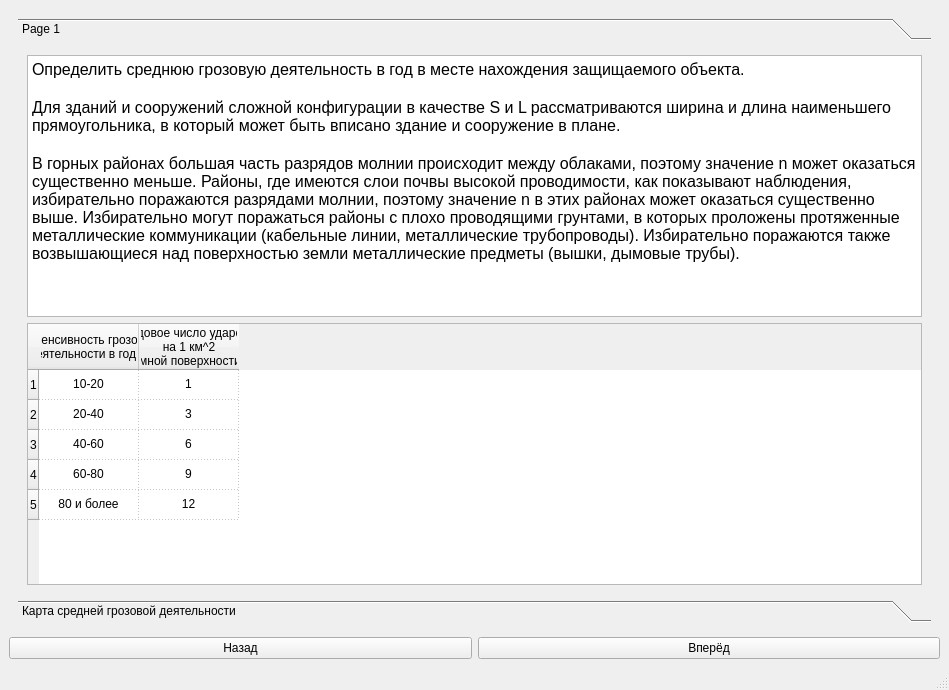
First picture: the form in mainwindow.ui, repository dani1chumaev/lightningProtection, before the edit.
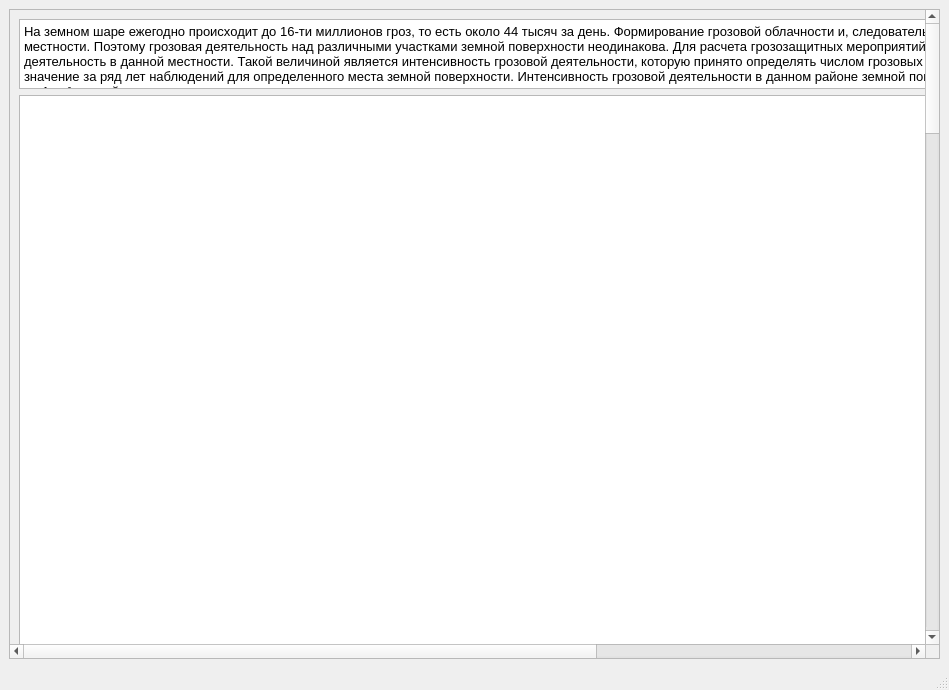
Second picture: the form after the edit. The open tabs and pages were chosen to show the change. Icons and pictures are not drawn. Custom widgets are drawn as their Qt base class.

```diff
--- a/mainwindow.ui
+++ b/mainwindow.ui
@@ -16,13 +16,6 @@
   <widget class="QWidget" name="centralwidget">
    <layout class="QVBoxLayout" name="verticalLayout">
     <item>
-     <widget class="QStackedWidget" name="stackedWidget">
-      <property name="currentIndex">
-       <number>0</number>
-      </property>
-      <widget class="QWidget" name="page">
-       <layout class="QHBoxLayout" name="horizontalLayout">
-        <item>
          <widget class="QScrollArea" name="scrollArea">
           <property name="widgetResizable">
            <bool>true</bool>
@@ -31,18 +24,32 @@
            <property name="geometry">
             <rect>
              <x>0</x>
-             <y>-2404</y>
+         <y>-240</y>
              <width>1496</width>
-             <height>2976</height>
+         <height>3768</height>
             </rect>
            </property>
            <layout class="QVBoxLayout" name="verticalLayout_3">
             <item>
-             <widget class="QTextBrowser" name="textBrowser_2">
+         <widget class="QContextTextEdit" name="textBrowser_2">
+          <property name="html">
+           <string>&lt;!DOCTYPE HTML PUBLIC &quot;-//W3C//DTD HTML 4.0//EN&quot; &quot;http://www.w3.org/TR/REC-html40/strict.dtd&quot;&gt;
+&lt;html&gt;&lt;head&gt;&lt;meta name=&quot;qrichtext&quot; content=&quot;1&quot; /&gt;&lt;style type=&quot;text/css&quot;&gt;
+p, li { white-space: pre-wrap; }
+&lt;/style&gt;&lt;/head&gt;&lt;body style=&quot; font-family:'MS Shell Dlg 2'; font-size:7.8pt; font-weight:400; font-style:normal;&quot;&gt;
+&lt;p style=&quot; margin-top:0px; margin-bottom:0px; margin-left:0px; margin-right:0px; -qt-block-indent:0; text-indent:0px;&quot;&gt;&lt;span style=&quot; font-size:10pt;&quot;&gt;На земном шаре ежегодно происходит до 16-ти миллионов гроз, то есть около 44 тысяч за день. Формирование грозовой облачности и, следовательно, грозовая деятельность зависит от климатических условий и рельефа местности. Поэтому грозовая деятельность над различными участками земной поверхности неодинакова. Для расчета грозозащитных мероприятий необходимо знать конкретную величину, характеризующую грозовую деятельность в данной местности. Такой величиной является интенсивность грозовой деятельности, которую принято определять числом грозовых часов или грозовых дней в году, вычисляемым как среднеарифметическое значение за ряд лет наблюдений для определенного места земной поверхности. Интенсивность грозовой деятельности в данном районе земной поверхности определяется также числом ударов молнии в год, приходящихся на 1 км² земной поверхности.&lt;/span&gt;&lt;/p&gt;
+&lt;p style=&quot;-qt-paragraph-type:empty; margin-top:0px; margin-bottom:0px; margin-left:0px; margin-right:0px; -qt-block-indent:0; text-indent:0px; font-size:10pt;&quot;&gt;&lt;br /&gt;&lt;/p&gt;
+&lt;p style=&quot; margin-top:0px; margin-bottom:0px; margin-left:0px; margin-right:0px; -qt-block-indent:0; text-indent:0px;&quot;&gt;&lt;span style=&quot; font-size:10pt;&quot;&gt;Определите среднегодовую продолжительность гроз в часах по карте или произвольно по средним многолетним данным метеостанции  (порядка 10 лет) ближайшей от места нахождения здания&lt;/span&gt;&lt;/p&gt;
+&lt;p style=&quot; margin-top:0px; margin-bottom:0px; margin-left:0px; margin-right:0px; -qt-block-indent:0; text-indent:0px;&quot;&gt;&lt;span style=&quot; font-size:10pt;&quot;&gt;или сооружения.&lt;/span&gt;&lt;/p&gt;&lt;/body&gt;&lt;/html&gt;</string>
+          </property>
+         </widget>
+        </item>
+        <item>
+         <widget class="QTextBrowser" name="textBrowser_8">
               <property name="minimumSize">
                <size>
                 <width>0</width>
-                <height>500</height>
+            <height>1200</height>
                </size>
               </property>
               <property name="html">
@@ -50,7 +57,7 @@
 &lt;html&gt;&lt;head&gt;&lt;meta name=&quot;qrichtext&quot; content=&quot;1&quot; /&gt;&lt;style type=&quot;text/css&quot;&gt;
 p, li { white-space: pre-wrap; }
 &lt;/style&gt;&lt;/head&gt;&lt;body style=&quot; font-family:'MS Shell Dlg 2'; font-size:7.8pt; font-weight:400; font-style:normal;&quot;&gt;
-&lt;p style=&quot; margin-top:0px; margin-bottom:0px; margin-left:0px; margin-right:0px; -qt-block-indent:0; text-indent:0px;&quot;&gt;Теория&lt;/p&gt;&lt;/body&gt;&lt;/html&gt;</string>
+&lt;p style=&quot; margin-top:0px; margin-bottom:0px; margin-left:0px; margin-right:0px; -qt-block-indent:0; text-indent:0px;&quot;&gt;&lt;img src=&quot;:/image/image/lightningFrequency.jpg&quot; /&gt;&lt;/p&gt;&lt;/body&gt;&lt;/html&gt;</string>
               </property>
              </widget>
             </item>
@@ -2949,241 +2956,20 @@
                         </item>
                        </layout>
                       </widget>
-                     </widget>
-                    </item>
-                   </layout>
-                  </widget>
-                 </widget>
-                </item>
-               </layout>
-              </widget>
-             </widget>
-            </item>
-           </layout>
-          </widget>
-         </widget>
-        </item>
-       </layout>
-      </widget>
-      <widget class="QWidget" name="page_3">
-       <layout class="QHBoxLayout" name="horizontalLayout_4"/>
-      </widget>
-      <widget class="QWidget" name="page_2">
-       <layout class="QVBoxLayout" name="verticalLayout_2">
+                  <widget class="QWidget" name="elseDLC_B">
+                   <layout class="QVBoxLayout" name="verticalLayout_65">
         <item>
-         <widget class="QToolBox" name="toolBox">
-          <property name="currentIndex">
-           <number>0</number>
-          </property>
-          <widget class="QWidget" name="page_7">
-           <property name="geometry">
-            <rect>
-             <x>0</x>
-             <y>0</y>
-             <width>107</width>
-             <height>199</height>
-            </rect>
-           </property>
-           <attribute name="label">
-            <string>Page 1</string>
-           </attribute>
-           <layout class="QVBoxLayout" name="verticalLayout_8">
-            <item>
-             <widget class="QTextBrowser" name="textBrowser">
-              <property name="html">
-               <string>&lt;!DOCTYPE HTML PUBLIC &quot;-//W3C//DTD HTML 4.0//EN&quot; &quot;http://www.w3.org/TR/REC-html40/strict.dtd&quot;&gt;
-&lt;html&gt;&lt;head&gt;&lt;meta name=&quot;qrichtext&quot; content=&quot;1&quot; /&gt;&lt;style type=&quot;text/css&quot;&gt;
-p, li { white-space: pre-wrap; }
-&lt;/style&gt;&lt;/head&gt;&lt;body style=&quot; font-family:'MS Shell Dlg 2'; font-size:7.8pt; font-weight:400; font-style:normal;&quot;&gt;
-&lt;p style=&quot; margin-top:0px; margin-bottom:0px; margin-left:0px; margin-right:0px; -qt-block-indent:0; text-indent:0px;&quot;&gt;&lt;span style=&quot; font-size:12pt;&quot;&gt;Определить среднюю грозовую деятельность в год в месте нахождения защищаемого объекта.&lt;/span&gt;&lt;/p&gt;
-&lt;p style=&quot;-qt-paragraph-type:empty; margin-top:0px; margin-bottom:0px; margin-left:0px; margin-right:0px; -qt-block-indent:0; text-indent:0px; font-size:12pt;&quot;&gt;&lt;br /&gt;&lt;/p&gt;
-&lt;p style=&quot; margin-top:0px; margin-bottom:0px; margin-left:0px; margin-right:0px; -qt-block-indent:0; text-indent:0px;&quot;&gt;&lt;span style=&quot; font-size:12pt;&quot;&gt;Для зданий и сооружений сложной конфигурации в качестве S и L рассматриваются ширина и длина наименьшего прямоугольника, в который может быть вписано здание и сооружение в плане.&lt;/span&gt;&lt;/p&gt;
-&lt;p style=&quot;-qt-paragraph-type:empty; margin-top:0px; margin-bottom:0px; margin-left:0px; margin-right:0px; -qt-block-indent:0; text-indent:0px; font-size:12pt;&quot;&gt;&lt;br /&gt;&lt;/p&gt;
-&lt;p style=&quot; margin-top:0px; margin-bottom:0px; margin-left:0px; margin-right:0px; -qt-block-indent:0; text-indent:0px;&quot;&gt;&lt;span style=&quot; font-size:12pt;&quot;&gt;В горных районах большая часть разрядов молнии происходит между облаками, поэтому значение n может оказаться существенно меньше. Районы, где имеются слои почвы высокой проводимости, как показывают наблюдения, избирательно поражаются разрядами молнии, поэтому значение n в этих районах может оказаться существенно выше. Избирательно могут поражаться районы с плохо проводящими грунтами, в которых проложены протяженные металлические коммуникации (кабельные линии, металлические трубопроводы). Избирательно поражаются также возвышающиеся над поверхностью земли металлические предметы (вышки, дымовые трубы).&lt;/span&gt;&lt;/p&gt;&lt;/body&gt;&lt;/html&gt;</string>
-              </property>
-             </widget>
-            </item>
-            <item>
-             <widget class="QTableWidget" name="LightningIntensityTable">
-              <property name="sizePolicy">
-               <sizepolicy hsizetype="Expanding" vsizetype="Expanding">
-                <horstretch>0</horstretch>
-                <verstretch>0</verstretch>
-               </sizepolicy>
-              </property>
-              <property name="inputMethodHints">
-               <set>Qt::ImhNone</set>
-              </property>
-              <property name="editTriggers">
-               <set>QAbstractItemView::NoEditTriggers</set>
-              </property>
-              <property name="selectionMode">
-               <enum>QAbstractItemView::NoSelection</enum>
-              </property>
-              <property name="verticalScrollMode">
-               <enum>QAbstractItemView::ScrollPerPixel</enum>
-              </property>
-              <property name="horizontalScrollMode">
-               <enum>QAbstractItemView::ScrollPerPixel</enum>
-              </property>
-              <property name="gridStyle">
-               <enum>Qt::DotLine</enum>
-              </property>
-              <attribute name="horizontalHeaderCascadingSectionResizes">
-               <bool>false</bool>
-              </attribute>
-              <attribute name="horizontalHeaderStretchLastSection">
-               <bool>false</bool>
-              </attribute>
-              <attribute name="verticalHeaderCascadingSectionResizes">
-               <bool>false</bool>
-              </attribute>
-              <row>
+                     <widget class="QLabel" name="label_33">
                <property name="text">
-                <string>1</string>
-               </property>
-              </row>
-              <row>
-               <property name="text">
-                <string>2</string>
-               </property>
-              </row>
-              <row>
-               <property name="text">
-                <string>3</string>
-               </property>
-              </row>
-              <row>
-               <property name="text">
-                <string>4</string>
-               </property>
-              </row>
-              <row>
-               <property name="text">
-                <string>5</string>
-               </property>
-              </row>
-              <column>
-               <property name="text">
-                <string>Интенсивность грозовой
-деятельности в год, ч</string>
-               </property>
-               <property name="textAlignment">
-                <set>AlignCenter</set>
-               </property>
-              </column>
-              <column>
-               <property name="text">
-                <string>Среднегодовое число ударов молнии
-на 1 км^2
- земной поверхности, n</string>
-               </property>
-               <property name="textAlignment">
-                <set>AlignCenter</set>
-               </property>
-              </column>
-              <item row="0" column="0">
-               <property name="text">
-                <string>10-20</string>
-               </property>
-               <property name="textAlignment">
-                <set>AlignCenter</set>
-               </property>
-              </item>
-              <item row="0" column="1">
-               <property name="text">
-                <string>1</string>
-               </property>
-               <property name="textAlignment">
-                <set>AlignCenter</set>
-               </property>
-              </item>
-              <item row="1" column="0">
-               <property name="text">
-                <string>20-40</string>
-               </property>
-               <property name="textAlignment">
-                <set>AlignCenter</set>
-               </property>
-              </item>
-              <item row="1" column="1">
-               <property name="text">
-                <string>3</string>
-               </property>
-               <property name="textAlignment">
-                <set>AlignCenter</set>
-               </property>
-              </item>
-              <item row="2" column="0">
-               <property name="text">
-                <string>40-60</string>
-               </property>
-               <property name="textAlignment">
-                <set>AlignCenter</set>
-               </property>
-              </item>
-              <item row="2" column="1">
-               <property name="text">
-                <string>6</string>
-               </property>
-               <property name="textAlignment">
-                <set>AlignCenter</set>
-               </property>
-              </item>
-              <item row="3" column="0">
-               <property name="text">
-                <string>60-80</string>
-               </property>
-               <property name="textAlignment">
-                <set>AlignCenter</set>
-               </property>
-              </item>
-              <item row="3" column="1">
-               <property name="text">
-                <string>9</string>
-               </property>
-               <property name="textAlignment">
-                <set>AlignCenter</set>
-               </property>
-              </item>
-              <item row="4" column="0">
-               <property name="text">
-                <string>80 и более</string>
-               </property>
-               <property name="textAlignment">
-                <set>AlignCenter</set>
-               </property>
-              </item>
-              <item row="4" column="1">
-               <property name="text">
-                <string>12</string>
-               </property>
-               <property name="textAlignment">
-                <set>AlignCenter</set>
-               </property>
-              </item>
+                       <string>&lt;html&gt;&lt;head/&gt;&lt;body&gt;&lt;p&gt;&lt;span style=&quot; font-size:10pt;&quot;&gt;Так как L &amp;gt; 6h, то двойной молниеотвод следует рассматривать, как одиночные&lt;/span&gt;&lt;/p&gt;&lt;/body&gt;&lt;/html&gt;</string>
+                      </property>
+                      <property name="alignment">
+                       <set>Qt::AlignCenter</set>
+                      </property>
              </widget>
             </item>
            </layout>
           </widget>
-          <widget class="QWidget" name="page_8">
-           <property name="geometry">
-            <rect>
-             <x>0</x>
-             <y>0</y>
-             <width>83</width>
-             <height>38</height>
-            </rect>
-           </property>
-           <attribute name="label">
-            <string>Карта средней грозовой деятельности</string>
-           </attribute>
-           <layout class="QVBoxLayout" name="verticalLayout_7">
-            <item>
-             <widget class="QLabel" name="ligtningFrequencyImage">
-              <property name="text">
-               <string>TextLabel</string>
-              </property>
              </widget>
             </item>
            </layout>
@@ -3192,92 +2978,11 @@
         </item>
        </layout>
       </widget>
-      <widget class="QWidget" name="page_4">
-       <layout class="QVBoxLayout" name="verticalLayout_4">
-        <item>
-         <layout class="QHBoxLayout" name="horizontalLayout_3">
-          <item>
-           <widget class="QGroupBox" name="groupBox">
-            <property name="title">
-             <string>Входные данные</string>
-            </property>
-            <layout class="QVBoxLayout" name="verticalLayout_5">
-             <item>
-              <widget class="QLabel" name="label_2">
-               <property name="text">
-                <string>Тип здания</string>
-               </property>
-              </widget>
-             </item>
-             <item>
-              <widget class="QComboBox" name="comboBox"/>
-             </item>
-             <item>
-              <widget class="QLabel" name="label_3">
-               <property name="text">
-                <string>Грозовая интенсивность ч/год</string>
-               </property>
-              </widget>
-             </item>
-             <item>
-              <widget class="QSpinBox" name="spinBox"/>
-             </item>
-             <item>
-              <widget class="QPushButton" name="LightningIntensityMap">
-               <property name="text">
-                <string>Карта</string>
-               </property>
-              </widget>
-             </item>
-             <item>
-              <widget class="QPushButton" name="pushButton">
-               <property name="text">
-                <string>PushButton</string>
-               </property>
-              </widget>
-             </item>
-            </layout>
-           </widget>
-          </item>
-          <item>
-           <widget class="QGroupBox" name="groupBox_2">
-            <property name="title">
-             <string>Результат</string>
-            </property>
-            <layout class="QVBoxLayout" name="verticalLayout_6">
-             <item>
-              <widget class="QLabel" name="label">
-               <property name="text">
-                <string>TextLabel</string>
-               </property>
-              </widget>
-             </item>
-            </layout>
-           </widget>
-          </item>
-         </layout>
-        </item>
-       </layout>
-      </widget>
-     </widget>
-    </item>
-    <item>
-     <layout class="QHBoxLayout" name="horizontalLayout_2">
-      <item>
-       <widget class="QPushButton" name="previousPageBtn">
-        <property name="text">
-         <string>Назад</string>
-        </property>
-       </widget>
-      </item>
-      <item>
-       <widget class="QPushButton" name="nextPageBtn">
-        <property name="text">
-         <string>Вперёд</string>
-        </property>
-       </widget>
-      </item>
-     </layout>
+         </widget>
+        </item>
+       </layout>
+      </widget>
+     </widget>
     </item>
    </layout>
   </widget>
```
Left out of the diff: 156 changed lines with no effect on the pictures. Lines whose indentation alone changed are shown as unchanged.
